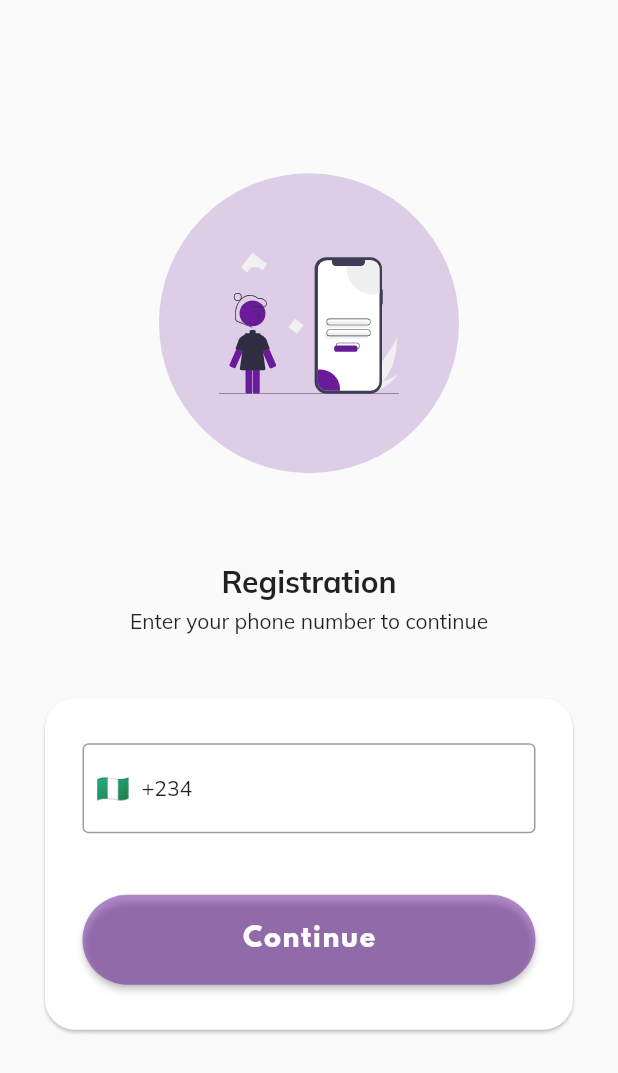
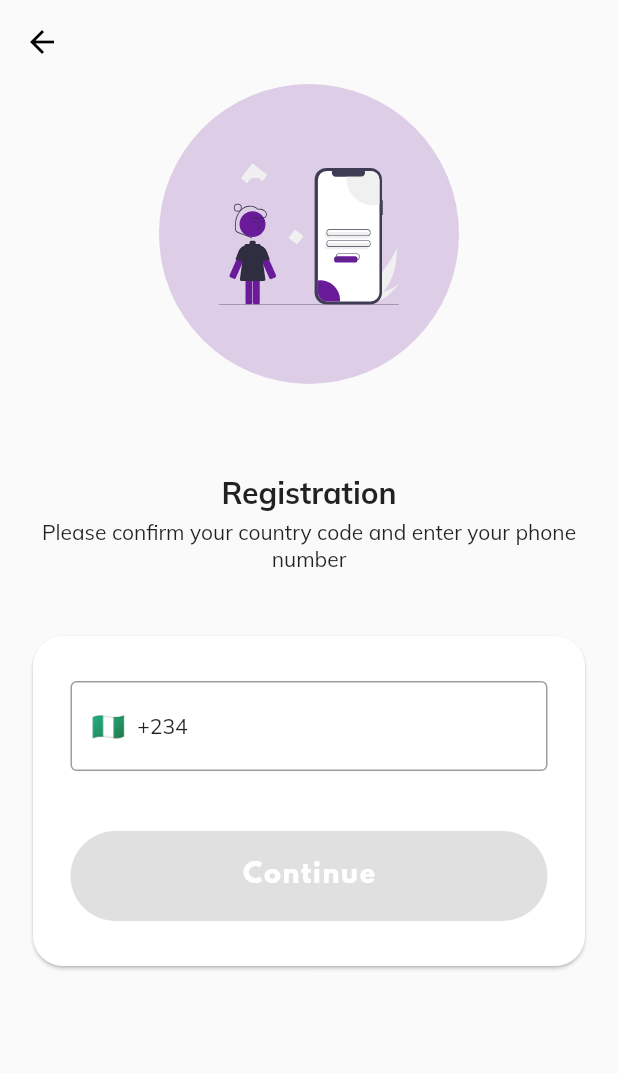
Before and after one commit to Becca-Saka/xchange-dem, a Flutter app: the screen it shows after launch, after a tap on "Create Account", on a phone screen of 412 x 824 dp. Shown: the top 1073 px of the screen. Run offline on Flutter 3.47's test engine with Material 2 defaults, Android fonts, the phone set to English and light mode, and no system bars; drawn by our look-alikes of intl_phone_field; our stand-ins replace cloud_firestore, connectivity_plus, contacts_service, device_preview, fancy_shimmer_image, firebase_auth and 13 more; missing offline and left inert: agora_rtc_engine, coolicons, flutter_libphonenumber; accounts and stored records are empty; project files that could hold a hidden picture were left out.

Commit message:
added loading animations to authentication process

```diff
--- a/lib/controllers/account_controller.dart
+++ b/lib/controllers/account_controller.dart
@@ -19,7 +19,6 @@ class AccountController extends GetxController {
     super.onInit();
   }
 
-
   navigateToChat(UserDetails user) {
     currentChat = user;
     Get.toNamed(Routes.CHAT,
@@ -32,12 +31,14 @@ class AccountController extends GetxController {
 
   Future<void> getRegisteredUserContacts() async {
     final phoneNumbers = await _contactService.getContactNumbers();
+    if (phoneNumbers.isNotEmpty) {
       final result = await _firestoreService.checkUsersInDataBase(phoneNumbers);
       result.removeWhere((element) => element.uid == userDetails.value.uid);
       result.map((e) {
         e.nameInContact = getUserContactName(e.phoneNumber!);
       }).toList();
       usersInChat.value = [...usersInChat, ...result];
+    }
     // log('result: $result');
   }
 
--- a/lib/main.dart
+++ b/lib/main.dart
@@ -72,8 +72,11 @@ class MyAppLarge extends StatelessWidget {
     return GetMaterialApp(
       title: 'The Deck',
       theme: ThemeData(
-        primaryColor: Color(0xffFF5757),
+        primaryColor: appColor,
         colorScheme: ColorScheme.light(primary: appColor),
+        appBarTheme: const AppBarTheme(
+          iconTheme: IconThemeData(color: Colors.black),
+        ),
         fontFamily: 'Poppins',
       ),
       useInheritedMediaQuery: true, // Set to true
--- a/lib/shared/const_widget.dart
+++ b/lib/shared/const_widget.dart
@@ -110,16 +110,37 @@ Widget authButtons(
   double height = 60.0,
   double fontSize = 17.0,
   bool isButtonEnabled = false,
+  bool loadAnimation = false,
 }) {
-  return SizedBox(
+  return AnimatedSwitcher(
+    duration: const Duration(milliseconds: 500),
+    transitionBuilder: (Widget child, Animation<double> animation) {
+      return ScaleTransition(
+        child: child,
+        scale: animation,
+      );
+    },
+    child: loadAnimation
+        ? Container(
+            decoration: BoxDecoration(
+                borderRadius: BorderRadius.circular(30), color: appColor),
+            child: Padding(
+              padding: const EdgeInsets.all(8.0),
+              child: CircularProgressIndicator(
+                  backgroundColor: appColor,
+                  valueColor: const AlwaysStoppedAnimation<Color>(Colors.white)),
+            ),
+          )
+        : SizedBox(
             width: double.infinity,
             height: height,
             child: ElevatedButton(
               style: ElevatedButton.styleFrom(
-          primary: (isButtonEnabled ? appColor : appColor.withOpacity(0.5)),
-          shape:
-              RoundedRectangleBorder(borderRadius: BorderRadius.circular(30))),
-      onPressed: onTap,
+                  primary: appColor,
+                  onSurface: appColor,
+                  shape: RoundedRectangleBorder(
+                      borderRadius: BorderRadius.circular(30))),
+              onPressed: isButtonEnabled ? onTap : null,
               child: Text(text,
                   style: TextStyle(
                       letterSpacing: 1.2,
@@ -127,8 +148,10 @@ Widget authButtons(
                       fontFamily: 'League Spartan',
                       fontSize: fontSize)),
             ),
+          ),
   );
 }
+
 //TODO:remove
 Widget appHeader(double deckSize, double peopleSize) {
   return Column(
--- a/lib/ui/authentication/onbarding_view.dart
+++ b/lib/ui/authentication/onbarding_view.dart
@@ -9,16 +9,9 @@ class OnboardingView extends GetView<AuthenticationController> {
       body: SafeArea(
         child: Padding(
           padding: const EdgeInsets.all(25.0),
-          child: LayoutBuilder(builder: (context, constraints) {
-            return SingleChildScrollView(
-                child: ConstrainedBox(
-              constraints: BoxConstraints(minHeight: constraints.maxHeight),
-              child: IntrinsicHeight(
-                child: Obx(
-                  () => Column(
+          child: Column(
               mainAxisAlignment: MainAxisAlignment.center,
               children: [
-                      const Spacer(),
                 SizedBox(
                     height: 200,
                     width: 200,
@@ -32,25 +25,25 @@ class OnboardingView extends GetView<AuthenticationController> {
                 const SizedBox(height: 60),
                 const Text('Let\'s get started',
                     style: TextStyle(
-                              fontSize: 20, fontWeight: FontWeight.bold)),
+                        fontSize: 20, fontWeight: FontWeight.w700)),
                 const SizedBox(height: 5),
                 const Text(
                     'Connect easily with your family and friends over countries',
                     textAlign: TextAlign.center,
                     style: TextStyle(
-                              fontSize: 12, fontWeight: FontWeight.w100)),
+                        fontSize: 14, fontWeight: FontWeight.w400)),
                 const Spacer(),
                 authButtons(
                   'Create Account',
                   onTap: () => controller.navigateToPhonePage(true),
-                        isButtonEnabled: controller.isButtonEnable.value,
+                  isButtonEnabled: true,
                 ),
                 const SizedBox(height: 15),
                 InkWell(
                   onTap: () => controller.navigateToPhonePage(false),
                   child: Text('Login',
                       style: TextStyle(
-                                fontSize: 14,
+                          fontSize: 16,
                           fontWeight: FontWeight.w100,
                           color: appColor.withOpacity(0.5))),
                 ),
@@ -59,10 +52,6 @@ class OnboardingView extends GetView<AuthenticationController> {
             ),
         ),
       ),
-            ));
-          }),
-        ),
-      ),
     );
   }
 }
--- a/lib/ui/authentication/phone_signup_view.dart
+++ b/lib/ui/authentication/phone_signup_view.dart
@@ -1,3 +1,4 @@
+import 'package:coolicons/coolicons.dart';
 import 'package:xchange/barrel.dart';
 import 'package:intl_phone_field/intl_phone_field.dart';
 
@@ -6,10 +7,16 @@ class PhoneSignUp extends GetView<AuthenticationController> {
 
   @override
   Widget build(BuildContext context) {
+    final isSmall = MySize.isSmall(context);
     return Scaffold(
-      body: SafeArea(
-        child: Padding(
-          padding: const EdgeInsets.all(8.0),
+      extendBodyBehindAppBar: true,
+      appBar: AppBar(
+        backgroundColor: Colors.transparent,
+        elevation: 0,
+        iconTheme: const IconThemeData(color: Colors.black),
+      ),
+      body: Padding(
+        padding: const EdgeInsets.symmetric(horizontal: 18),
         child: LayoutBuilder(builder: (context, constraints) {
           return SingleChildScrollView(
               child: ConstrainedBox(
@@ -19,28 +26,31 @@ class PhoneSignUp extends GetView<AuthenticationController> {
                 () => Column(
                   mainAxisAlignment: MainAxisAlignment.center,
                   children: [
-                      const Spacer(),
+                    const SizedBox(height: kToolbarHeight),
                     SizedBox(
-                          height: 200,
-                          width: 200,
+                        height: isSmall ? 140 : 200,
+                        width: isSmall ? 140 : 200,
                         child: CircleAvatar(
                             backgroundColor: appColor.withOpacity(0.2),
                             child: SvgPicture.asset(
                                 'assets/images/svg/put_no.svg',
-                                  height: 120,
-                                  width: 120,
+                                height: isSmall ? 60 : 120,
+                                width: isSmall ? 60 : 120,
                                 fit: BoxFit.contain))),
-                      const SizedBox(height: 60),
+                    SizedBox(height: isSmall ? 35 : 60),
                     Text(controller.isSignUp ? 'Registration' : 'Login',
+                        textAlign: TextAlign.center,
                         style: const TextStyle(
-                              fontSize: 20, fontWeight: FontWeight.bold)),
+                            fontSize: 20, fontWeight: FontWeight.w700)),
                     const SizedBox(height: 5),
-                      const Text('Enter your phone number to continue',
+                    const Text(
+                        'Please confirm your country code and enter your phone number',
+                        textAlign: TextAlign.center,
                         style: TextStyle(
-                              fontSize: 14, fontWeight: FontWeight.w100)),
-                      const SizedBox(height: 20),
+                            fontSize: 14, fontWeight: FontWeight.w400)),
+                    SizedBox(height: isSmall ? 6 : 20),
                     Padding(
-                        padding: const EdgeInsets.all(18.0),
+                      padding: const EdgeInsets.symmetric(vertical: 18),
                       child: Card(
                         shape: RoundedRectangleBorder(
                             borderRadius: BorderRadius.circular(20)),
@@ -52,10 +62,11 @@ class PhoneSignUp extends GetView<AuthenticationController> {
                               IntlPhoneField(
                                 disableLengthCheck: true,
                                 showDropdownIcon: false,
+                                initialValue: controller.phoneNumber,
                                 autovalidateMode:
                                     AutovalidateMode.onUserInteraction,
                                 flagsButtonPadding:
-                                      const EdgeInsets.symmetric(horizontal: 5),
+                                    const EdgeInsets.symmetric(horizontal: 10),
                                 decoration: const InputDecoration(
                                   border: OutlineInputBorder(
                                     borderSide: BorderSide(),
@@ -64,20 +75,18 @@ class PhoneSignUp extends GetView<AuthenticationController> {
                                 initialCountryCode: controller.countryCode,
                                 onChanged: (phone) {
                                   controller.enablePhoneButton();
-                                    controller.phoneNumber =
-                                        phone.completeNumber;
-                                    controller.countryCode =
-                                        phone.countryISOCode;
+                                  controller.phoneNumber = phone.completeNumber;
+                                  controller.countryCode = phone.countryISOCode;
                                 },
+                                onSubmitted: (val)=> controller.verifyPhoneNUmber(),
                               ),
-                                const SizedBox(height: 25),
-                                const SizedBox(height: 16),
-                                authButtons(
-                                  'Continue',
+                              const SizedBox(height: 40),
+                              authButtons('Continue',
                                   onTap: controller.verifyPhoneNUmber,
                                   isButtonEnabled:
                                       controller.isPhoneButtonEnable.value,
-                                ),
+                                  loadAnimation:
+                                      controller.loadWithAnimation.value),
                             ],
                           ),
                         ),
@@ -91,7 +100,6 @@ class PhoneSignUp extends GetView<AuthenticationController> {
           ));
         }),
       ),
-      ),
     );
   }
 }
--- a/pubspec.yaml
+++ b/pubspec.yaml
@@ -57,6 +57,7 @@ dependencies:
   pin_code_fields: ^7.3.0
   intl_phone_field: ^3.0.1
 
+
 dev_dependencies:
   build_runner: ^2.1.7
   flutter_lints: ^1.0.0
```
Also changed, not shown: lib/controllers/authentication_controller.dart (+62 -13 lines), lib/services/authentication_service.dart (+19 -20 lines), lib/ui/authentication/user_info_view.dart (+28 -10 lines), lib/ui/authentication/verify_phone_view.dart (+35 -26 lines). Lines whose indentation alone changed are shown as unchanged.
